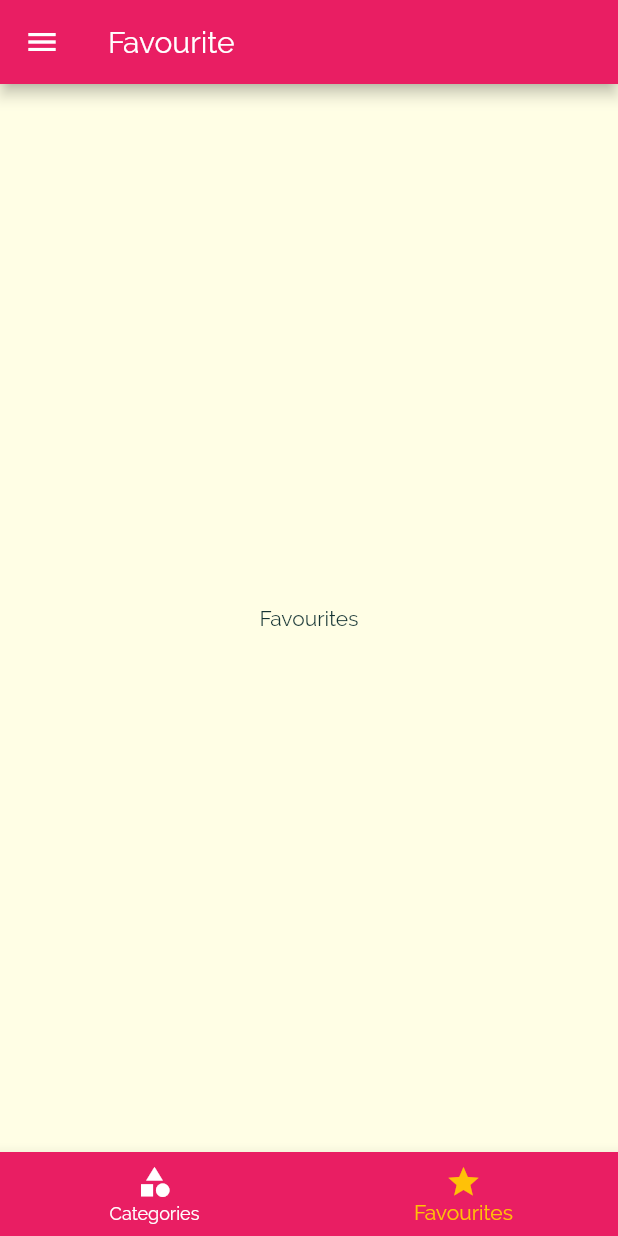
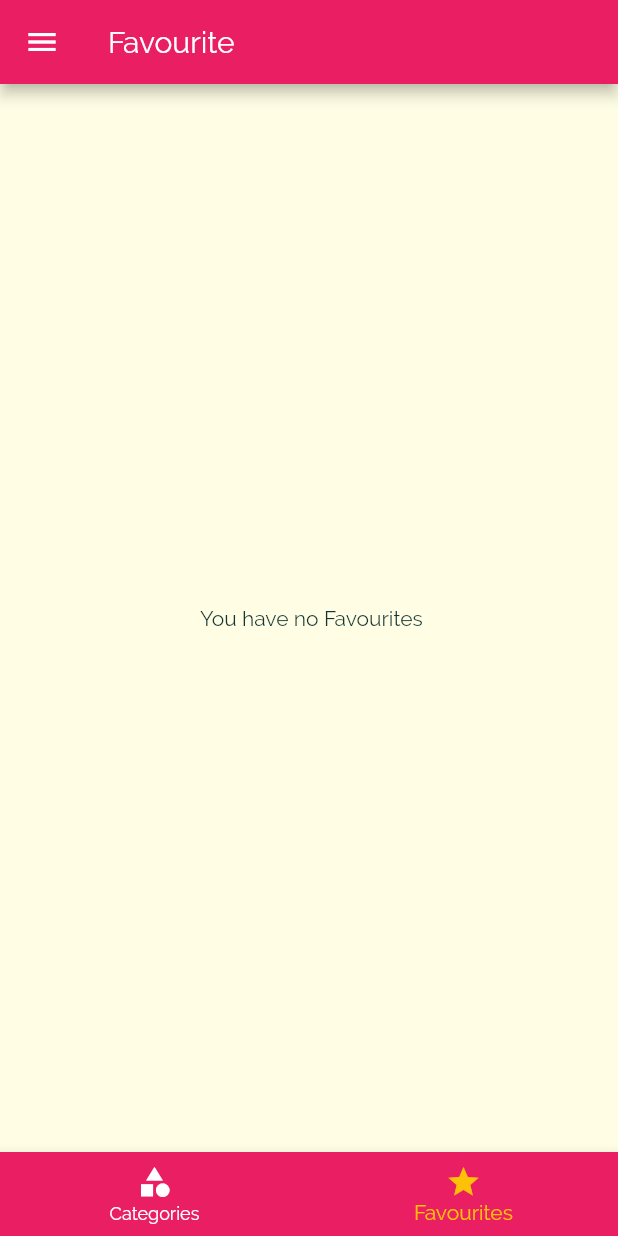
Before and after one commit to Jbhaliyan/the_foddie, a Flutter app: the screen it shows after launch, item 2 of the bottom bar chosen, on a phone screen of 412 x 824 dp. Run offline on Flutter 3.47's test engine with Material 2 defaults, Android fonts, the phone set to English and light mode, and no system bars.

Commit message:
favourite Meals screen added

```diff
--- a/lib/main.dart
+++ b/lib/main.dart
@@ -25,6 +25,7 @@ class _MyAppState extends State<MyApp> {
   };
 
   List<Meal> _availableMeals = DUMMY_MEALS;
+  List<Meal> _favouriteMeals = [];
 
   void _setFilters(Map<String, bool> filterData) {
     setState(() {
@@ -49,6 +50,26 @@ class _MyAppState extends State<MyApp> {
     });
   }
 
+  void _toggleFavourite(String mealId) {
+    final existingIndex =
+        _favouriteMeals.indexWhere((meal) => meal.id == mealId);
+    if (existingIndex >= 0) {
+      setState(() {
+        _favouriteMeals.removeAt(existingIndex);
+      });
+    } else {
+      setState(() {
+        _favouriteMeals.add(
+          DUMMY_MEALS.firstWhere((meal) => meal.id == mealId),
+        );
+      });
+    }
+  }
+
+  bool _isMealFavourite(String id) {
+    return _favouriteMeals.any((meal) => meal.id == id);
+  }
+
   @override
   Widget build(BuildContext context) {
     return MaterialApp(
@@ -56,7 +77,7 @@ class _MyAppState extends State<MyApp> {
       title: 'Flutter Demo',
       theme: ThemeData(
         primaryColor: Colors.pink,
-        // primarySwatch: Colors.indigo.shade400,
+        primarySwatch: Colors.pink,
         accentColor: Colors.amber,
         canvasColor: Color.fromRGBO(255, 254, 229, 1),
         fontFamily: 'Raleway',
@@ -77,10 +98,12 @@ class _MyAppState extends State<MyApp> {
       // home: Categories(),
       initialRoute: '/', // default is '/'
       routes: {
-        '/': (ctx) => TabsScreen(), //to route all the unnamed routes
+        '/': (ctx) =>
+            TabsScreen(_favouriteMeals), //to route all the unnamed routes
         CategoryMealsScreen.routeName: (ctx) =>
             CategoryMealsScreen(_availableMeals),
-        MealDetailScreen.routeName: (ctx) => MealDetailScreen(),
+        MealDetailScreen.routeName: (ctx) =>
+            MealDetailScreen(_toggleFavourite, _isMealFavourite),
         FilterScreen.routeName: (ctx) => FilterScreen(_filters, _setFilters),
       },
       //
--- a/lib/screens/categories.dart
+++ b/lib/screens/categories.dart
@@ -16,7 +16,7 @@ class Categories extends StatelessWidget {
         crossAxisSpacing: 20,
         mainAxisSpacing: 20,
       ),
-      children: (DUMMY_CATEGORIES as List<Category>)
+      children: (DUMMY_CATEGORIES)
           .map(
             (catData) => CategoryItem(
               catData.id,
--- a/lib/screens/favourites_Screen.dart
+++ b/lib/screens/favourites_Screen.dart
@@ -1,10 +1,33 @@
 import 'package:flutter/material.dart';
+
+import 'package:the_foddie/utilities/models/meal.dart';
+import 'package:the_foddie/utilities/widgets/meal_item.dart';
 
 class FavouritesScreen extends StatelessWidget {
   // const FavouritesScreen({ Key? key }) : super(key: key);
+  final List<Meal> favouriteMeals;
+  FavouritesScreen(this.favouriteMeals);
 
   @override
   Widget build(BuildContext context) {
-    return Center(child: Text("Favourites"));
+    if (favouriteMeals.isEmpty) {
+      return Center(
+        child: Text(" You have no Favourites"),
+      );
+    } else {
+      return ListView.builder(
+        itemBuilder: (ctx, index) {
+          return MealItem(
+            id: favouriteMeals[index].id,
+            title: favouriteMeals[index].title,
+            imageUrl: favouriteMeals[index].imageUrl,
+            affordability: favouriteMeals[index].affordability,
+            complexity: favouriteMeals[index].complexity,
+            duration: favouriteMeals[index].duration,
+          );
+        },
+        itemCount: favouriteMeals.length,
+      );
+    }
   }
 }
--- a/lib/screens/tab_screen.dart
+++ b/lib/screens/tab_screen.dart
@@ -1,26 +1,36 @@
 import 'package:flutter/material.dart';
 import 'package:the_foddie/screens/categories.dart';
 import 'package:the_foddie/screens/favourites_Screen.dart';
+import 'package:the_foddie/utilities/models/meal.dart';
 import 'package:the_foddie/utilities/widgets/main_drawer.dart';
 
 class TabsScreen extends StatefulWidget {
   // const TabsScreen({ Key? key }) : super(key: key);
+  final List<Meal> favouriteMeals;
+  TabsScreen(this.favouriteMeals);
 
   @override
   _TabsScreenState createState() => _TabsScreenState();
 }
 
 class _TabsScreenState extends State<TabsScreen> {
-  final List<Map<String, Object>> _pages = [
-    {'page': Categories(), 'title': 'Categories'},
-    {'page': FavouritesScreen(), 'title': 'Favourite'}
-  ];
-
+  List<Map<String, Object>> _pages;
   int _selectedPageIndex = 0;
   void _selectPage(int index) {
     setState(() {
       _selectedPageIndex = index;
     });
+  }
+
+  @override
+  void initState() {
+    // TODO: implement initState
+    _pages = [
+      {'page': Categories(), 'title': 'Categories'},
+      {'page': FavouritesScreen(widget.favouriteMeals), 'title': 'Favourite'}
+    ];
+
+    super.initState();
   }
 
   @override
@@ -42,11 +52,11 @@ class _TabsScreenState extends State<TabsScreen> {
           BottomNavigationBarItem(
               // backgroundColor: Theme.of(context).primaryColor,
               icon: Icon(Icons.category),
-              title: Text('Categories')),
+              label: 'Categories'),
           BottomNavigationBarItem(
               // backgroundColor: Theme.of(context).primaryColor,
               icon: Icon(Icons.star),
-              title: Text("Favourites")),
+              label: "Favourites"),
         ],
       ),
     );
--- a/lib/utilities/widgets/meal_item.dart
+++ b/lib/utilities/widgets/meal_item.dart
@@ -12,7 +12,7 @@ class MealItem extends StatelessWidget {
   final int duration;
   final Complexity complexity;
   final Affordability affordability;
-  final Function removeItem;
+
   MealItem({
     @required this.id,
     @required this.title,
@@ -20,7 +20,6 @@ class MealItem extends StatelessWidget {
     @required this.complexity,
     @required this.duration,
     @required this.imageUrl,
-    @required this.removeItem,
   });
 
   //getter to convert complexity to text
@@ -69,7 +68,7 @@ class MealItem extends StatelessWidget {
     )
         .then((result) {
       if (result != null) {
-        removeItem(result);
+        // removeItem(result);
       }
       print(result);
     });
```
Also changed, not shown: lib/screens/categoryMealsScreen.dart (+5 -6 lines), lib/screens/meal_detail.dart (+5 -4 lines).
